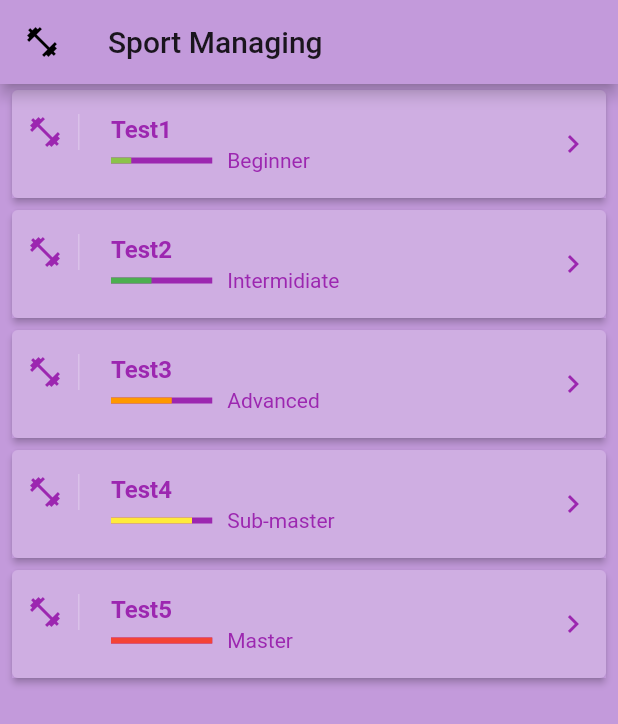
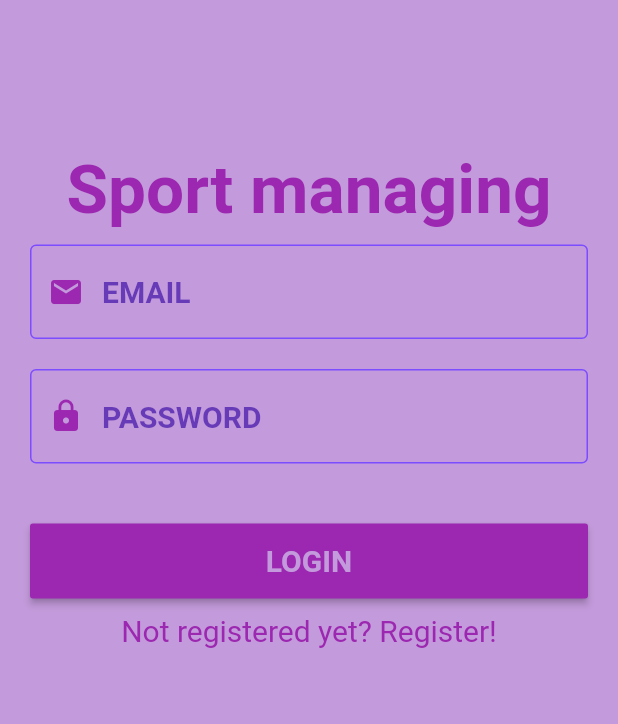
Before and after one commit to AmbeMO/plan, a Flutter app: the screen it shows after launch, on a phone screen of 412 x 824 dp. Shown: the top 724 px of the screen. Run offline on Flutter 3.47's test engine with Material 2 defaults, Android fonts, the phone set to English and light mode, and no system bars.

Commit message:
add login form

```diff
--- a/lib/main.dart
+++ b/lib/main.dart
@@ -1,5 +1,7 @@
 import 'package:flutter/material.dart';
+import 'package:flutter_app1/screens/auth.dart';
 import 'domains/workout.dart';
+import 'screens/home.dart';
 
 
 void main() => runApp(sportManagingApp());
@@ -13,116 +15,8 @@ class sportManagingApp extends StatelessWidget{
         primaryColor: Color.fromRGBO(195, 154, 219, 1),
         textTheme: TextTheme(title: TextStyle(color: Colors.purple))
       ),
-      home: HomePage(),
+      home: AuthorizationPage(),
 
     );
   }
 }
-class HomePage extends StatelessWidget {
-  const HomePage({Key key}) : super(key: key);
-
-  @override
-  Widget build(BuildContext context){
-    return Container(
-      child: Scaffold(
-        backgroundColor: Theme.of(context).primaryColor,
-        appBar: AppBar(title: Text('Sport Managing'), leading: Icon(Icons.fitness_center),),
-        body: WorkoutsList(),
-      ),
-    );
-  }
-}
-
-class WorkoutsList extends StatelessWidget{
-
-  final workouts = <Workout>[
-    Workout(title: 'Test1',author: 'Milana',description: 'Test Workout1',level: 'Beginner'),
-    Workout(title: 'Test2',author: 'Milana',description: 'Test Workout2',level: 'Intermidiate'),
-    Workout(title: 'Test3',author: 'Milana',description: 'Test Workout3',level: 'Advanced'),
-    Workout(title: 'Test4',author: 'Milana',description: 'Test Workout4',level: 'Sub-master'),
-    Workout(title: 'Test5',author: 'Milana',description: 'Test Workout5',level: 'Master'),
-  ];
-
-  @override
-  Widget build(BuildContext context) {
-    return Container(
-      child: Container(
-        child: ListView.builder(
-          itemCount: workouts.length,
-          itemBuilder: (context, i){
-            return Card(
-              elevation: 2.0,
-              margin: EdgeInsets.symmetric(horizontal: 8, vertical: 4),
-              child: Container(
-                decoration: BoxDecoration(color: Color.fromRGBO(195, 154, 219, 0.8) ),
-                child: ListTile(
-                  contentPadding: EdgeInsets.symmetric(horizontal: 10),
-                  leading: Container(
-                    padding: EdgeInsets.only(right: 10),
-                    child: Icon(Icons.fitness_center, color: Theme.of(context).textTheme.title.color),
-                    decoration: BoxDecoration(
-                      border: Border(right: BorderSide(width: 1, color: Colors.white24))
-                    ),
-                  ),
-                  title: Text(workouts[i].title, style: TextStyle(color: Theme.of(context).textTheme.title.color, fontWeight: FontWeight.bold)),
-                  trailing: Icon(Icons.keyboard_arrow_right, color: Theme.of(context).textTheme.title.color),
-                  subtitle: subtitle(context, workouts[i]),
-                ),
-              ),
-            );
-          },
-        ),
-      ),
-    );
-  }
-}
-
-Widget subtitle(BuildContext context, Workout workout){
-  var color = Colors.grey;
-  double indicatorLevel = 0;
-
-  switch(workout.level){
-    case 'Beginner':
-      color = Colors.lightGreen;
-      indicatorLevel = 0.20;
-      break;
-
-    case 'Intermidiate':
-      color = Colors.green;
-      indicatorLevel = 0.40;
-      break;
-
-    case 'Advanced':
-      color = Colors.orange;
-      indicatorLevel = 0.60;
-      break;
-
-    case 'Sub-master':
-      color = Colors.yellow;
-      indicatorLevel = 0.80;
-      break;
-
-    case 'Master':
-      color = Colors.red;
-      indicatorLevel = 1;
-      break;
-  }
-
-  return Row(
-    children: <Widget>[
-      Expanded(
-        flex: 1,
-        child: LinearProgressIndicator(
-          backgroundColor: Theme.of(context).textTheme.title.color,
-          value: indicatorLevel,
-          valueColor: AlwaysStoppedAnimation(color)
-        ),
-      ),
-      SizedBox(width: 10),
-      Expanded(
-        flex: 3,
-        child: Text(workout.level, style: TextStyle(color: Theme.of(context).textTheme.title.color))
-      )
-    ],
-  );
-}
--- /dev/null
+++ b/lib/screens/auth.dart
@@ -0,0 +1,159 @@
+import 'package:flutter/material.dart';
+
+class AuthorizationPage extends StatefulWidget{
+  AuthorizationPage({Key key}) : super(key: key);
+
+  @override
+  _AuthorizationPageState createState() => _AuthorizationPageState();
+}
+class _AuthorizationPageState extends State<AuthorizationPage>{
+  TextEditingController _emailController = TextEditingController();
+  TextEditingController _passwordController = TextEditingController();
+
+  String _email;
+  String _password;
+  bool showLogin = true;
+
+
+  @override
+  Widget build(BuildContext context) {
+
+
+    Widget _logo(){
+      return Padding(
+        padding: EdgeInsets.only(top: 100),
+        child: Container(
+          child: Align(
+            child: Text('Sport managing', style: TextStyle(fontSize: 45, fontWeight: FontWeight.bold, color: Colors.purple),),
+          ),
+        ),
+      );
+    }
+
+    Widget _input(Icon icon, String hint, TextEditingController controller, bool obscure){
+      return Container(
+        padding: EdgeInsets.only(left: 20, right: 20),
+        child: TextField(
+          controller: controller,
+          obscureText: obscure,
+          style: TextStyle(fontSize: 20, color: Colors.purple),
+          decoration: InputDecoration(
+            hintStyle: TextStyle(fontWeight: FontWeight.bold, fontSize: 20, color: Colors.deepPurple),
+            hintText: hint,
+            focusedBorder: OutlineInputBorder(
+              borderSide: BorderSide(color: Colors.purple, width: 3)
+            ),
+              enabledBorder: OutlineInputBorder(
+              borderSide: BorderSide(color: Colors.deepPurpleAccent, width: 1)
+              ),
+              prefixIcon: Padding(
+                padding: EdgeInsets.only(left: 10,right: 10),
+                child: IconTheme(
+                  data: IconThemeData(color: Colors.purple),
+                  child: icon,
+                ),
+              )
+          ),
+        ),
+      );
+    }
+
+
+    Widget _button(String text, void func()){
+      return RaisedButton(
+        splashColor: Theme.of(context).primaryColor,
+        highlightColor: Theme.of(context).primaryColor,
+        color: Colors.purple,
+        child: Text(
+          text,
+          style: TextStyle(fontWeight: FontWeight.bold, color: Theme.of(context).primaryColor, fontSize: 20)
+        ),
+        onPressed: (){
+          func();
+        },
+      );
+    }
+
+    Widget _form(String label, void func()){
+      return Container(
+        child: Column(
+          children: <Widget>[
+            Padding(
+              padding: EdgeInsets.only(bottom: 20, top: 10),
+              child: _input(Icon(Icons.email), 'EMAIL', _emailController, false)
+            ),
+            Padding(
+                padding: EdgeInsets.only(bottom: 20),
+                child: _input(Icon(Icons.lock), 'PASSWORD', _passwordController, true)
+            ),
+            SizedBox(height: 20,),
+            Padding(
+              padding: EdgeInsets.only(left: 20, right: 20),
+              child: Container(
+                height: 50,
+                width: MediaQuery.of(context).size.width,
+                child: _button(label, func)
+              ),
+            )
+          ],
+        ),
+      );
+    }
+
+
+    void _buttonAction(){
+      _email = _emailController.text;
+      _password = _passwordController.text;
+
+      _emailController.clear();
+      _passwordController.clear();
+    }
+
+
+
+    return Scaffold(
+      backgroundColor: Theme.of(context).primaryColor,
+        body: Column(
+          children: <Widget>[
+            _logo(),
+            (
+                showLogin
+                ? Column(
+                  children: <Widget>[
+                    _form('LOGIN', _buttonAction),
+                    Padding(
+                      padding: EdgeInsets.all(10),
+                      child: GestureDetector(
+                        child: Text('Not registered yet? Register!', style: TextStyle(fontSize: 20, color: Colors.purple)),
+                        onTap:() {
+                          setState((){
+                            showLogin = false;
+                      });
+                      }
+                      ),
+                    )
+                  ],
+                )
+                : Column(
+                  children: <Widget>[
+                    _form('REGISTER', _buttonAction),
+                    Padding(
+                      padding: EdgeInsets.all(10),
+                      child: GestureDetector(
+                          child: Text('Already registered? LOGIN!', style: TextStyle(fontSize: 20, color: Colors.purple)),
+                          onTap:() {
+                            setState((){
+                              showLogin = true;
+                            });
+                          }
+                      ),
+                    )
+                  ],
+                )
+            ),
+          ],
+        ),
+    );
+  }
+
+}
--- /dev/null
+++ b/lib/screens/home.dart
@@ -0,0 +1,112 @@
+import 'package:flutter/material.dart';
+import 'package:flutter_app1/domains/workout.dart';
+
+
+class HomePage extends StatelessWidget {
+  const HomePage({Key key}) : super(key: key);
+
+  @override
+  Widget build(BuildContext context){
+    return Container(
+      child: Scaffold(
+        backgroundColor: Theme.of(context).primaryColor,
+        appBar: AppBar(title: Text('Sport Managing'), leading: Icon(Icons.fitness_center),),
+        body: WorkoutsList(),
+      ),
+    );
+  }
+}
+
+class WorkoutsList extends StatelessWidget{
+
+  final workouts = <Workout>[
+    Workout(title: 'Test1',author: 'Milana',description: 'Test Workout1',level: 'Beginner'),
+    Workout(title: 'Test2',author: 'Milana',description: 'Test Workout2',level: 'Intermidiate'),
+    Workout(title: 'Test3',author: 'Milana',description: 'Test Workout3',level: 'Advanced'),
+    Workout(title: 'Test4',author: 'Milana',description: 'Test Workout4',level: 'Sub-master'),
+    Workout(title: 'Test5',author: 'Milana',description: 'Test Workout5',level: 'Master'),
+  ];
+
+  @override
+  Widget build(BuildContext context) {
+    return Container(
+      child: Container(
+        child: ListView.builder(
+          itemCount: workouts.length,
+          itemBuilder: (context, i){
+            return Card(
+              elevation: 2.0,
+              margin: EdgeInsets.symmetric(horizontal: 8, vertical: 4),
+              child: Container(
+                decoration: BoxDecoration(color: Color.fromRGBO(195, 154, 219, 0.8) ),
+                child: ListTile(
+                  contentPadding: EdgeInsets.symmetric(horizontal: 10),
+                  leading: Container(
+                    padding: EdgeInsets.only(right: 10),
+                    child: Icon(Icons.fitness_center, color: Theme.of(context).textTheme.title.color),
+                    decoration: BoxDecoration(
+                        border: Border(right: BorderSide(width: 1, color: Colors.white24))
+                    ),
+                  ),
+                  title: Text(workouts[i].title, style: TextStyle(color: Theme.of(context).textTheme.title.color, fontWeight: FontWeight.bold)),
+                  trailing: Icon(Icons.keyboard_arrow_right, color: Theme.of(context).textTheme.title.color),
+                  subtitle: subtitle(context, workouts[i]),
+                ),
+              ),
+            );
+          },
+        ),
+      ),
+    );
+  }
+}
+
+Widget subtitle(BuildContext context, Workout workout){
+  var color = Colors.grey;
+  double indicatorLevel = 0;
+
+  switch(workout.level){
+    case 'Beginner':
+      color = Colors.lightGreen;
+      indicatorLevel = 0.20;
+      break;
+
+    case 'Intermidiate':
+      color = Colors.green;
+      indicatorLevel = 0.40;
+      break;
+
+    case 'Advanced':
+      color = Colors.orange;
+      indicatorLevel = 0.60;
+      break;
+
+    case 'Sub-master':
+      color = Colors.yellow;
+      indicatorLevel = 0.80;
+      break;
+
+    case 'Master':
+      color = Colors.red;
+      indicatorLevel = 1;
+      break;
+  }
+
+  return Row(
+    children: <Widget>[
+      Expanded(
+        flex: 1,
+        child: LinearProgressIndicator(
+            backgroundColor: Theme.of(context).textTheme.title.color,
+            value: indicatorLevel,
+            valueColor: AlwaysStoppedAnimation(color)
+        ),
+      ),
+      SizedBox(width: 10),
+      Expanded(
+          flex: 3,
+          child: Text(workout.level, style: TextStyle(color: Theme.of(context).textTheme.title.color))
+      )
+    ],
+  );
+}
```
